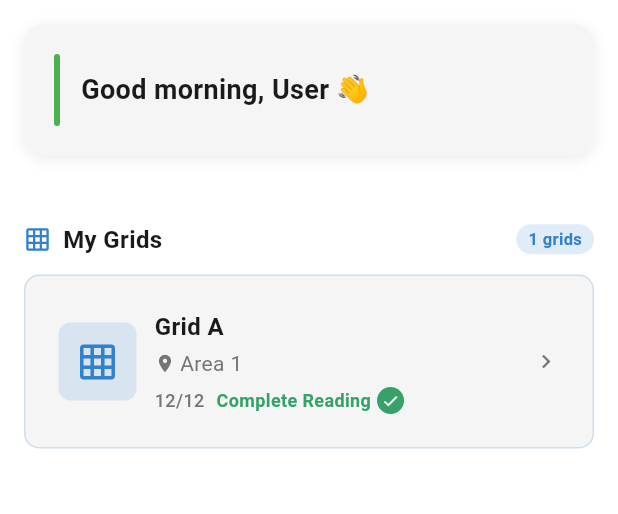
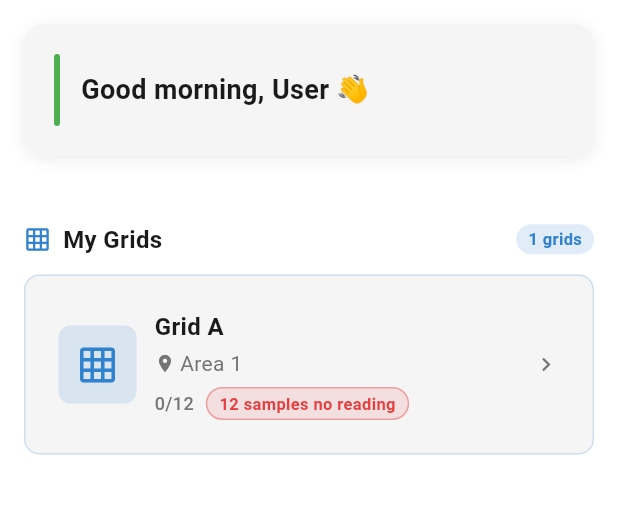
Before and after one commit to edceluuu/agms_mobile, a Flutter app: the DashboardScreen screen opened by its route, on a phone screen of 412 x 824 dp, the part 84-598 px from its top. Run offline on Flutter 3.47's test engine with Material 3 defaults, Android fonts, the phone set to English and light mode, and no system bars; our stand-ins replace connectivity_plus, dio, flutter_compass, flutter_dotenv, geolocator, go_router and 2 more; missing offline and left inert: mapbox_maps_flutter, mobile_scanner; accounts and stored records are empty.

Commit message:
total plants display inside the grid (dashboard)

```diff
--- a/lib/screens/dashboard_screen.dart
+++ b/lib/screens/dashboard_screen.dart
@@ -5,8 +5,10 @@ import '../services/auth_service.dart';
 import '../utils/constants.dart';
 import '../widgets/offline_banner.dart';
 import '../services/sync_service.dart';
+import '../utils/week_utils.dart';
+import 'package:hive_flutter/hive_flutter.dart';
 
-// Static grid data
+// Static grid data — scannedCount is computed dynamically from plant_pins cache
 const _staticGrids = [
   {'name': 'Grid A', 'area': 'Area 1', 'plantCount': 12},
 ];
@@ -78,6 +80,34 @@ class _DashboardScreenState extends State<DashboardScreen> {
         ],
       ),
     );
+  }
+
+  int _getScannedCount(String gridName) {
+    final box = Hive.box('plant_pins');
+    final raw = box.get('pins_$gridName');
+    if (raw == null) return 0;
+    final plants = (raw as List)
+        .map((e) => Map<String, dynamic>.from(e as Map))
+        .toList();
+    final currentWeek = WeekUtils.currentWeek;
+    final currentYear = WeekUtils.currentYear;
+    return plants.where((plant) {
+      final readings = (plant['readings'] as List?) ?? [];
+      return readings.any((r) {
+        final map = Map<String, dynamic>.from(r as Map);
+        final weekNumber = map['weekNumber'] as int?;
+        final year = map['year'] as int?;
+        if (weekNumber != null && year != null) {
+          return weekNumber == currentWeek && year == currentYear;
+        }
+        final recordedAt = DateTime.tryParse(
+          map['recordedAt'] as String? ?? '',
+        );
+        if (recordedAt == null) return false;
+        return WeekUtils.isoWeekNumber(recordedAt) == currentWeek &&
+            recordedAt.year == currentYear;
+      });
+    }).length;
   }
 
   Widget _greetingCard(UserModel? user) {
@@ -210,14 +240,17 @@ class _DashboardScreenState extends State<DashboardScreen> {
 
   Widget _gridItem(Map<String, dynamic> grid, BuildContext context) {
     return GestureDetector(
-      onTap: () => context.push(
+      onTap: () async {
+        await context.push(
           '/grid-map',
           extra: {
             'gridName': grid['name'] as String,
             'areaName': grid['area'] as String,
             'plantCount': grid['plantCount'] as int,
           },
-      ),
+        );
+        if (mounted) setState(() {});
+      },
       child: Container(
         margin: const EdgeInsets.only(bottom: 10),
         padding: const EdgeInsets.all(22),
@@ -277,11 +310,18 @@ class _DashboardScreenState extends State<DashboardScreen> {
                   ),
                   const SizedBox(height: 6),
 
-                  // ── NEW: Plant count + Complete Reading badge ──
-                  Row(
+                  // ── Plant count + dynamic reading badge ──
+                  Builder(
+                    builder: (context) {
+                      final total = grid['plantCount'] as int;
+                      final scanned = _getScannedCount(grid['name'] as String);
+                      final missing = total - scanned;
+                      final isComplete = missing == 0;
+
+                      return Row(
                         children: [
                           Text(
-                        '${grid['plantCount']}/${grid['plantCount']}',
+                            '$scanned/$total',
                             style: const TextStyle(
                               color: AppColors.textSecondary,
                               fontSize: 12,
@@ -289,9 +329,10 @@ class _DashboardScreenState extends State<DashboardScreen> {
                             ),
                           ),
                           const SizedBox(width: 8),
-                      Text(
+                          if (isComplete) ...[
+                            const Text(
                               'Complete Reading',
-                        style: const TextStyle(
+                              style: TextStyle(
                                 color: AppColors.pinGreen,
                                 fontSize: 12,
                                 fontWeight: FontWeight.w600,
@@ -311,7 +352,32 @@ class _DashboardScreenState extends State<DashboardScreen> {
                                 size: 12,
                               ),
                             ),
+                          ] else ...[
+                            Container(
+                              padding: const EdgeInsets.symmetric(
+                                horizontal: 8,
+                                vertical: 2,
+                              ),
+                              decoration: BoxDecoration(
+                                color: AppColors.pinRed.withOpacity(0.12),
+                                borderRadius: BorderRadius.circular(20),
+                                border: Border.all(
+                                  color: AppColors.pinRed.withOpacity(0.4),
+                                ),
+                              ),
+                              child: Text(
+                                '$missing sample${missing > 1 ? 's' : ''} no reading',
+                                style: const TextStyle(
+                                  color: AppColors.pinRed,
+                                  fontSize: 11,
+                                  fontWeight: FontWeight.w600,
+                                ),
+                              ),
+                            ),
                           ],
+                        ],
+                      );
+                    },
                   ),
                 ],
               ),
```
Lines whose indentation alone changed are shown as unchanged.
